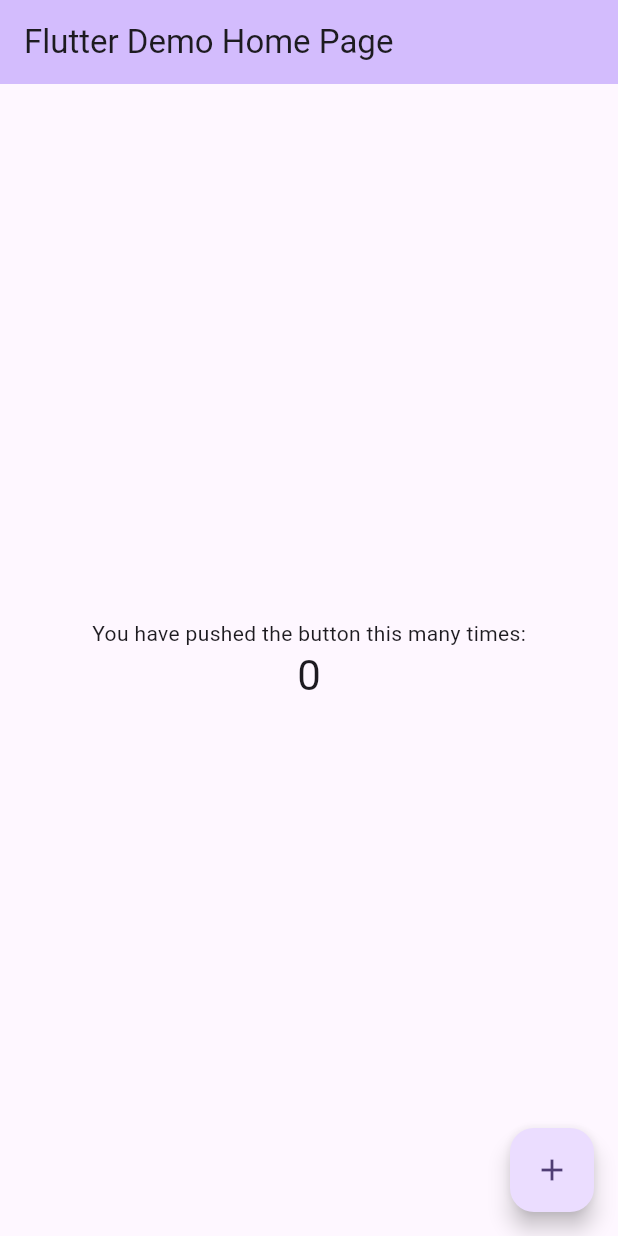
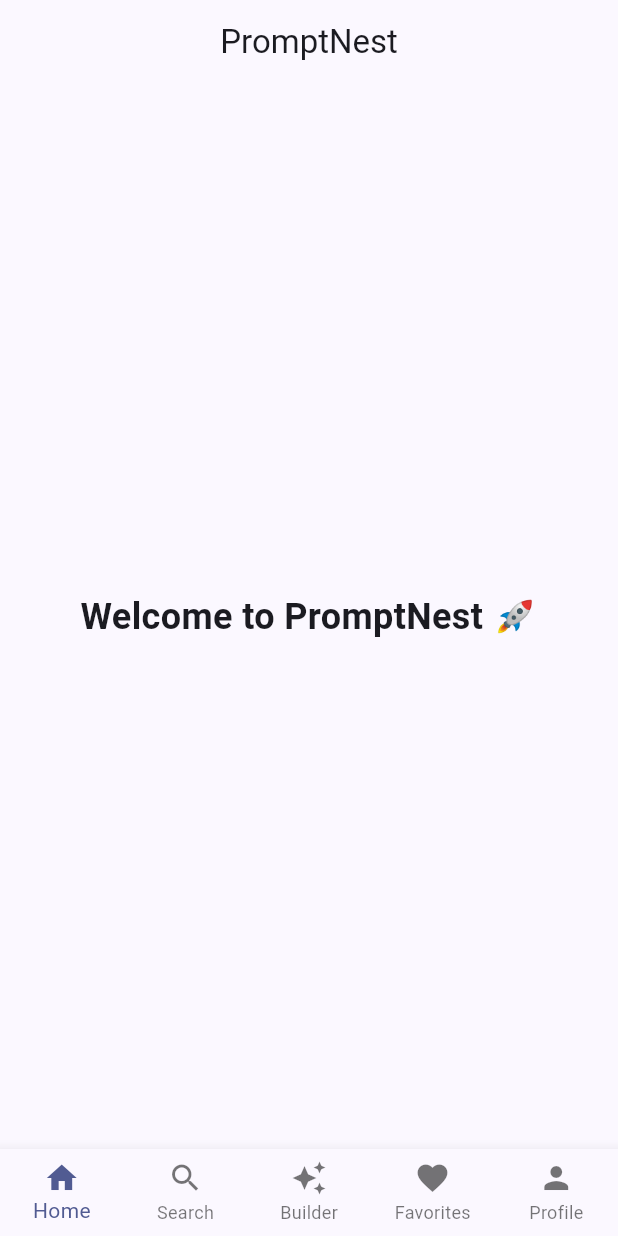
Before and after one commit to adarshananddev/PromptNest, a Flutter app: the screen it shows after launch, on a phone screen of 412 x 824 dp. Run offline on Flutter 3.47's test engine with Material 3 defaults, Android fonts, the phone set to English and light mode, and no system bars.

Commit message:
Sprint 1: Bottom navigation completed

```diff
--- a/lib/main.dart
+++ b/lib/main.dart
@@ -1,122 +1,23 @@
 import 'package:flutter/material.dart';
+import 'screens/main_navigation.dart';
 
 void main() {
-  runApp(const MyApp());
+  runApp(const PromptNestApp());
 }
 
-class MyApp extends StatelessWidget {
-  const MyApp({super.key});
+class PromptNestApp extends StatelessWidget {
+  const PromptNestApp({super.key});
 
-  // This widget is the root of your application.
   @override
   Widget build(BuildContext context) {
     return MaterialApp(
-      title: 'Flutter Demo',
+      debugShowCheckedModeBanner: false,
+      title: 'PromptNest',
       theme: ThemeData(
-        // This is the theme of your application.
-        //
-        // TRY THIS: Try running your application with "flutter run". You'll see
-        // the application has a purple toolbar. Then, without quitting the app,
-        // try changing the seedColor in the colorScheme below to Colors.green
-        // and then invoke "hot reload" (save your changes or press the "hot
-        // reload" button in a Flutter-supported IDE, or press "r" if you used
-        // the command line to start the app).
-        //
-        // Notice that the counter didn't reset back to zero; the application
-        // state is not lost during the reload. To reset the state, use hot
-        // restart instead.
-        //
-        // This works for code too, not just values: Most code changes can be
-        // tested with just a hot reload.
-        colorScheme: .fromSeed(seedColor: Colors.deepPurple),
+        colorSchemeSeed: Colors.indigo,
+        useMaterial3: true,
       ),
-      home: const MyHomePage(title: 'Flutter Demo Home Page'),
+      home: MainNavigation(),
     );
   }
 }
-
-class MyHomePage extends StatefulWidget {
-  const MyHomePage({super.key, required this.title});
-
-  // This widget is the home page of your application. It is stateful, meaning
-  // that it has a State object (defined below) that contains fields that affect
-  // how it looks.
-
-  // This class is the configuration for the state. It holds the values (in this
-  // case the title) provided by the parent (in this case the App widget) and
-  // used by the build method of the State. Fields in a Widget subclass are
-  // always marked "final".
-
-  final String title;
-
-  @override
-  State<MyHomePage> createState() => _MyHomePageState();
-}
-
-class _MyHomePageState extends State<MyHomePage> {
-  int _counter = 0;
-
-  void _incrementCounter() {
-    setState(() {
-      // This call to setState tells the Flutter framework that something has
-      // changed in this State, which causes it to rerun the build method below
-      // so that the display can reflect the updated values. If we changed
-      // _counter without calling setState(), then the build method would not be
-      // called again, and so nothing would appear to happen.
-      _counter++;
-    });
-  }
-
-  @override
-  Widget build(BuildContext context) {
-    // This method is rerun every time setState is called, for instance as done
-    // by the _incrementCounter method above.
-    //
-    // The Flutter framework has been optimized to make rerunning build methods
-    // fast, so that you can just rebuild anything that needs updating rather
-    // than having to individually change instances of widgets.
-    return Scaffold(
-      appBar: AppBar(
-        // TRY THIS: Try changing the color here to a specific color (to
-        // Colors.amber, perhaps?) and trigger a hot reload to see the AppBar
-        // change color while the other colors stay the same.
-        backgroundColor: Theme.of(context).colorScheme.inversePrimary,
-        // Here we take the value from the MyHomePage object that was created by
-        // the App.build method, and use it to set our appbar title.
-        title: Text(widget.title),
-      ),
-      body: Center(
-        // Center is a layout widget. It takes a single child and positions it
-        // in the middle of the parent.
-        child: Column(
-          // Column is also a layout widget. It takes a list of children and
-          // arranges them vertically. By default, it sizes itself to fit its
-          // children horizontally, and tries to be as tall as its parent.
-          //
-          // Column has various properties to control how it sizes itself and
-          // how it positions its children. Here we use mainAxisAlignment to
-          // center the children vertically; the main axis here is the vertical
-          // axis because Columns are vertical (the cross axis would be
-          // horizontal).
-          //
-          // TRY THIS: Invoke "debug painting" (choose the "Toggle Debug Paint"
-          // action in the IDE, or press "p" in the console), to see the
-          // wireframe for each widget.
-          mainAxisAlignment: .center,
-          children: [
-            const Text('You have pushed the button this many times:'),
-            Text(
-              '$_counter',
-              style: Theme.of(context).textTheme.headlineMedium,
-            ),
-          ],
-        ),
-      ),
-      floatingActionButton: FloatingActionButton(
-        onPressed: _incrementCounter,
-        tooltip: 'Increment',
-        child: const Icon(Icons.add),
-      ),
-    );
-  }
-}
--- /dev/null
+++ b/lib/screens/home_screen.dart
@@ -0,0 +1,24 @@
+import 'package:flutter/material.dart';
+
+class HomeScreen extends StatelessWidget {
+  const HomeScreen({super.key});
+
+  @override
+  Widget build(BuildContext context) {
+    return Scaffold(
+      appBar: AppBar(
+        title: const Text("PromptNest"),
+        centerTitle: true,
+      ),
+      body: const Center(
+        child: Text(
+          "Welcome to PromptNest 🚀",
+          style: TextStyle(
+            fontSize: 24,
+            fontWeight: FontWeight.bold,
+          ),
+        ),
+      ),
+    );
+  }
+}
--- /dev/null
+++ b/lib/screens/main_navigation.dart
@@ -0,0 +1,72 @@
+import 'package:flutter/material.dart';
+
+import 'home_screen.dart';
+import 'search_screen.dart';
+import 'builder_screen.dart';
+import 'favorites_screen.dart';
+import 'profile_screen.dart';
+
+class MainNavigation extends StatefulWidget {
+  const MainNavigation({super.key});
+
+  @override
+  State<MainNavigation> createState() => _MainNavigationState();
+}
+
+class _MainNavigationState extends State<MainNavigation> {
+  int _selectedIndex = 0;
+
+  final List<Widget> _screens = const [
+    HomeScreen(),
+    SearchScreen(),
+    BuilderScreen(),
+    FavoritesScreen(),
+    ProfileScreen(),
+  ];
+
+  void _onItemTapped(int index) {
+    setState(() {
+      _selectedIndex = index;
+    });
+  }
+
+  @override
+  Widget build(BuildContext context) {
+    return Scaffold(
+      body: _screens[_selectedIndex],
+
+      bottomNavigationBar: BottomNavigationBar(
+        currentIndex: _selectedIndex,
+        onTap: _onItemTapped,
+        type: BottomNavigationBarType.fixed,
+
+        items: const [
+          BottomNavigationBarItem(
+            icon: Icon(Icons.home),
+            label: 'Home',
+          ),
+
+          BottomNavigationBarItem(
+            icon: Icon(Icons.search),
+            label: 'Search',
+          ),
+
+          BottomNavigationBarItem(
+            icon: Icon(Icons.auto_awesome),
+            label: 'Builder',
+          ),
+
+          BottomNavigationBarItem(
+            icon: Icon(Icons.favorite),
+            label: 'Favorites',
+          ),
+
+          BottomNavigationBarItem(
+            icon: Icon(Icons.person),
+            label: 'Profile',
+          ),
+        ],
+      ),
+    );
+  }
+}
```
Also changed, not shown: lib/screens/builder_screen.dart (added, +20 -0 lines), lib/screens/favorites_screen.dart (added, +20 -0 lines), lib/screens/profile_screen.dart (added, +20 -0 lines), lib/screens/search_screen.dart (added, +14 -0 lines), pubspec.yaml (+3 -5 lines), lib/models/prompt_model.dart (added), lib/services/prompt_service.dart (added), lib/widgets/prompts_card.dart (added), 3 other files.
